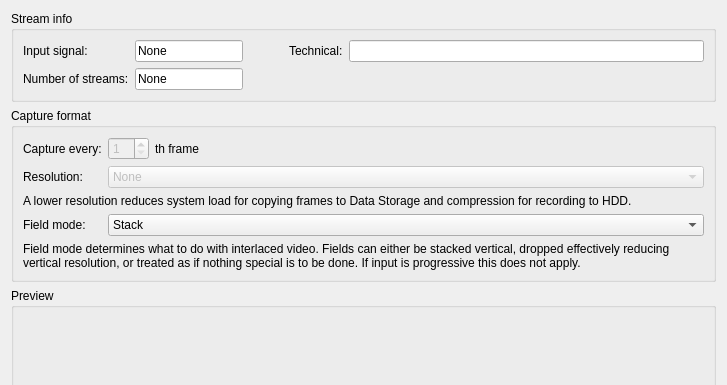
NifTK/NifTK, file Code/Gui/MITK/Modules/niftkNVidiaGui/DataSources/QmitkIGINVidiaDataSourceGui.ui: the form before one commit; both pictures show x 0 to 727 and y 0 to 385 of the 727 by 601 pixel window.
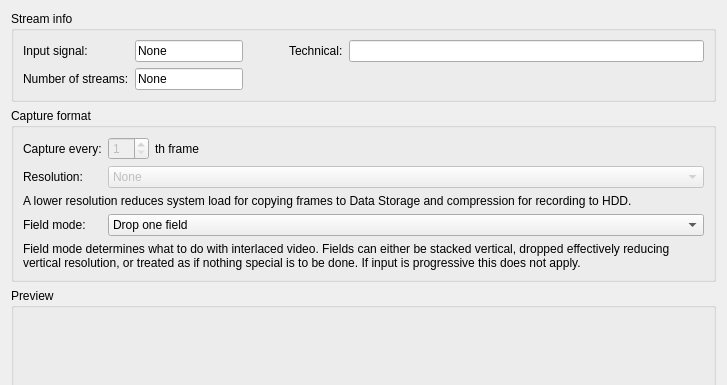
The form after the commit.

Commit message: Bug #2578: live capture with STACK_FIELDS gone works, (overlay-)render does the right thing with scaled geometry

```diff
--- a/Code/Gui/MITK/Modules/niftkNVidiaGui/DataSources/QmitkIGINVidiaDataSourceGui.ui
+++ b/Code/Gui/MITK/Modules/niftkNVidiaGui/DataSources/QmitkIGINVidiaDataSourceGui.ui
@@ -230,7 +230,7 @@
       <item row="4" column="1">
        <widget class="QComboBox" name="FieldModeComboBox">
         <property name="currentIndex">
-         <number>2</number>
+         <number>1</number>
         </property>
         <item>
          <property name="text">
@@ -242,11 +242,6 @@
           <string extracomment="One field of the video is discarded, reducing the effective vertical resolution.">Drop one field</string>
          </property>
         </item>
-        <item>
-         <property name="text">
-          <string extracomment="Both fields are stacked on top of each other.">Stack</string>
-         </property>
-        </item>
        </widget>
       </item>
       <item row="5" column="0" colspan="2">
```
The commit also changes 3 other files.
